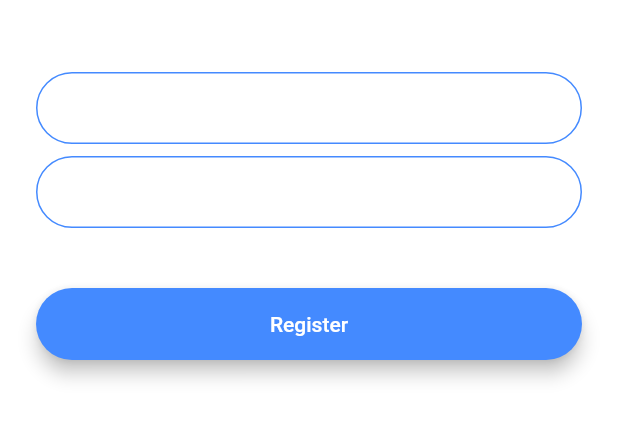
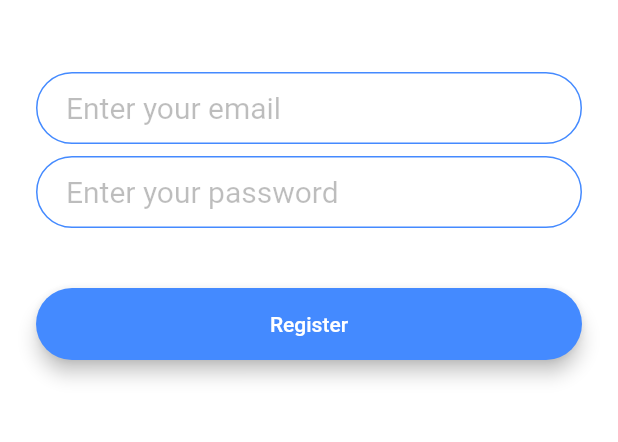
Before and after one commit to nsakenov/flutter-chat-app, a Flutter app: the RegistrationScreen screen opened by its route, on a phone screen of 412 x 824 dp, the part 576-1018 px from its top. Run offline on Flutter 3.47's test engine with Material 2 defaults, Android fonts, the phone set to English and light mode, and no system bars; our stand-ins replace animated_text_kit.

Commit message:
refactored login and registration screens

```diff
--- a/lib/screens/registration_screen.dart
+++ b/lib/screens/registration_screen.dart
@@ -1,4 +1,5 @@
 import 'package:flutter/material.dart';
+import 'package:flash_chat/components/rounded_button.dart';
 
 class RegistrationScreen extends StatefulWidget {
   static const String id = 'registration_screen';
@@ -34,6 +35,7 @@ class _RegistrationScreenState extends State<RegistrationScreen> {
               },
               decoration: InputDecoration(
                 hintText: 'Enter your email',
+                hintStyle: TextStyle(fontSize: 20.0, color: Colors.black26),
                 contentPadding:
                     EdgeInsets.symmetric(vertical: 10.0, horizontal: 20.0),
                 border: OutlineInputBorder(
@@ -58,6 +60,7 @@ class _RegistrationScreenState extends State<RegistrationScreen> {
               },
               decoration: InputDecoration(
                 hintText: 'Enter your password',
+                hintStyle: TextStyle(fontSize: 20.0, color: Colors.black26),
                 contentPadding:
                     EdgeInsets.symmetric(vertical: 10.0, horizontal: 20.0),
                 border: OutlineInputBorder(
@@ -76,25 +79,12 @@ class _RegistrationScreenState extends State<RegistrationScreen> {
             SizedBox(
               height: 24.0,
             ),
-            Padding(
-              padding: EdgeInsets.symmetric(vertical: 16.0),
-              child: Material(
+            RoundedButton(
                 color: Colors.blueAccent,
-                borderRadius: BorderRadius.all(Radius.circular(30.0)),
-                elevation: 5.0,
-                child: MaterialButton(
-                  onPressed: () {
-                    //Implement registration functionality.
-                  },
-                  minWidth: 200.0,
-                  height: 42.0,
-                  child: Text(
-                    'Register',
-                    style: TextStyle(color: Colors.white),
-                  ),
-                ),
-              ),
-            ),
+                text: 'Register',
+                onPressed: () {
+                  //TODO add later
+                }),
           ],
         ),
       ),
```
Also changed, not shown: lib/screens/login_screen.dart (+8 -17 lines).
